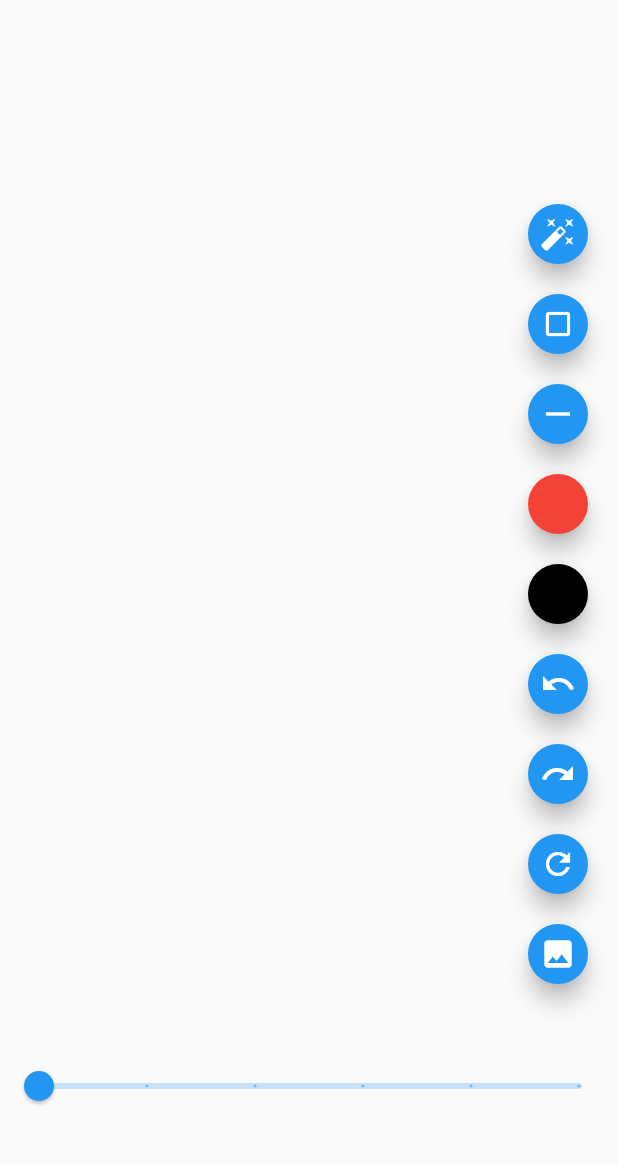
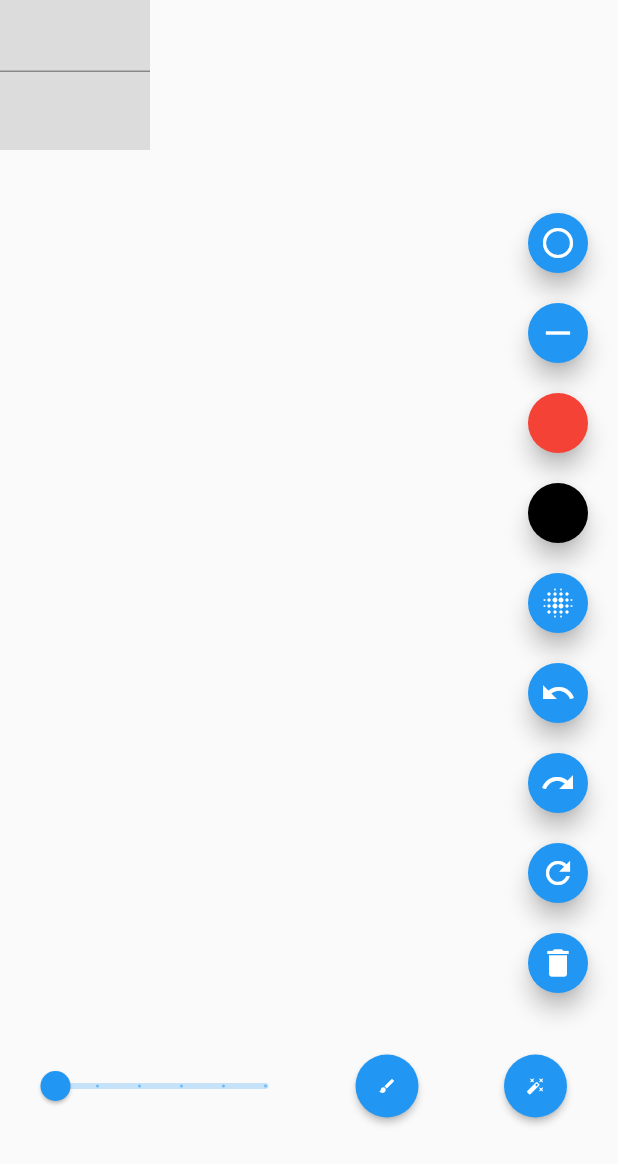
Before and after one commit to pie-sfac/1Team-We-dget, a Flutter app: the screen it shows after launch, after a tap on the "image" icon, on a phone screen of 412 x 824 dp. Shown: the top 1164 px of the screen. Run offline on Flutter 3.47's test engine with Material 2 defaults, Android fonts, the phone set to English and light mode, and no system bars; our stand-ins replace image_picker; missing offline and left inert: dart:ffi.

Commit message:
투명도, 원 완료

```diff
--- a/CustomPainter/lib/model/info.dart
+++ b/CustomPainter/lib/model/info.dart
@@ -28,17 +28,17 @@ class Info {
   List<Offset> offset;
   double size;
   Color color;
-  BlendMode blendMode;
-  bool eraseMode;
+  String mode;
+  String modeOption;
 
-  Info(this.offset, this.size, this.color, this.blendMode, this.eraseMode);
+  Info(this.offset, this.size, this.color, this.mode, this.modeOption);
 
   Info.clone(Info other)
       : offset = List.from(other.offset),
         size = other.size,
         color = other.color,
-        blendMode = other.blendMode,
-        eraseMode = other.eraseMode;
+        mode = other.mode,
+        modeOption = other.modeOption;
 
   // void add(List<Offset> line) {
   //   lines.add([...line]);
@@ -46,6 +46,6 @@ class Info {
 
   @override
   String toString() {
-    return 'Info(offset: $offset, size: $size, color: $color, eraseMode: $eraseMode)';
+    return 'Info(offset: $offset, size: $size, color: $color, mode: $mode, modeOption: $modeOption)';
   }
 }
--- a/CustomPainter/lib/view/page/paint_page.dart
+++ b/CustomPainter/lib/view/page/paint_page.dart
@@ -20,6 +20,9 @@ class _PaintPageState extends State<PaintPage> {
   double sliderValue = 0.7;
 
   XFile? selectedImage;
+
+  double positionX1 = 0;
+  double positionY1 = 0;
 
   @override
   void initState() {
@@ -78,6 +81,9 @@ class _PaintPageState extends State<PaintPage> {
                     },
                   ),
                 ),
+                Row(
+                  mainAxisAlignment: MainAxisAlignment.spaceEvenly,
+                  children: [
                     Slider(
                       value: sliderValue,
                       min: 0.7,
@@ -89,15 +95,77 @@ class _PaintPageState extends State<PaintPage> {
                           painter?.sizeChange(newValue);
                         });
                       },
+                    ),
+                    RawMaterialButton(
+                      onPressed: () {
+                        setState(() {
+                          if (painter!.mode != 'penMode')
+                            painter?.penModeChange();
+                        });
+                      },
+                      elevation: 2.0,
+                      fillColor: Colors.blue,
+                      child: Icon(
+                        Icons.brush,
+                        size: 12.0,
+                        color: Colors.white,
+                      ),
+                      padding: EdgeInsets.all(15.0),
+                      shape: CircleBorder(),
+                    ),
+                    RawMaterialButton(
+                      onPressed: () {
+                        setState(() {
+                          if (painter!.mode != 'eraseMode')
+                            painter?.eraseModeChange();
+                        });
+                      },
+                      elevation: 2.0,
+                      fillColor: Colors.blue,
+                      child: Icon(
+                        Icons.auto_fix_high,
+                        size: 12.0,
+                        color: Colors.white,
+                      ),
+                      padding: EdgeInsets.all(15.0),
+                      shape: CircleBorder(),
+                    ),
+                  ],
                 )
               ],
             ),
+            Positioned(
+              left: positionX1,
+              top: positionY1,
+              child: Container(
+                width: 100,
+                height: 100,
+                child: Stack(
+                  children: [
+                    TextField(
+                        // showCursor: false,
+                        ),
+                    GestureDetector(
+                      onScaleUpdate: (s) {
+                        setState(
+                          () {
+                            positionX1 += s.focalPointDelta.dx;
+                            positionY1 += s.focalPointDelta.dy;
+                            print(positionX1);
+                          },
+                        );
+                      },
+                    ),
+                  ],
+                ),
+                color: Colors.black12,
+              ),
+            ),
             Container(
               //여기 바로 업데이트가 안 됨
-              child: GestureDetector(
               child: CustomPaint(
+                key: ValueKey(painter?.panLine.hashCode),
                 painter: painter,
-                ),
               ),
             ),
           ],
@@ -106,31 +174,21 @@ class _PaintPageState extends State<PaintPage> {
       floatingActionButton: Column(
         mainAxisAlignment: MainAxisAlignment.center,
         children: [
-          // FloatingActionButton.small(
-          //   onPressed: () {
-          //     painter?.eraseModeChange();
-          //   },
-          //   child: Icon(Icons.auto_fix_normal_sharp),
-          // ),
-          // SizedBox(height: 12),
+          SizedBox(height: 12),
           FloatingActionButton.small(
             onPressed: () {
-              painter?.eraseModeChange();
+              if (painter!.mode != 'circleMode') {
+                painter?.circleModeChange();
+              }
             },
-            child: Icon(Icons.auto_fix_high),
-          ),
-          SizedBox(height: 12),
-          FloatingActionButton.small(
-            onPressed: () {},
-            child: Icon(Icons.crop_square),
+            child: Icon(Icons.circle_outlined),
           ),
           SizedBox(height: 12),
           FloatingActionButton.small(
             onPressed: () {
-              if (painter!.eraseMode) {
-                painter?.eraseModeChange();
+              if (painter!.mode != 'straightMode') {
+                painter?.straightModeChange();
               }
-              painter?.straightModeChange();
             },
             child: Icon(Icons.horizontal_rule),
           ),
@@ -139,10 +197,8 @@ class _PaintPageState extends State<PaintPage> {
             onPressed: () {
               setState(() {
                 painter?.colorChangeRed();
-                if (painter!.eraseMode) {
+                if (painter!.mode == 'eraseMode') {
                   painter?.eraseModeChange();
-                } else if (painter!.straightMode) {
-                  painter?.straightModeChange();
                 }
               });
             },
@@ -152,15 +208,22 @@ class _PaintPageState extends State<PaintPage> {
           FloatingActionButton.small(
             onPressed: () {
               setState(() {
-                painter?.colorChangeRed();
-                if (painter!.eraseMode) {
+                painter?.colorChangeBlack();
+                if (painter!.mode == 'eraseMode') {
                   painter?.eraseModeChange();
-                } else if (painter!.straightMode) {
-                  painter?.straightModeChange();
                 }
               });
             },
             backgroundColor: Colors.black,
+          ),
+          SizedBox(height: 12),
+          FloatingActionButton.small(
+            onPressed: () {
+              setState(() {
+                painter?.opacityModeChange();
+              });
+            },
+            child: Icon(Icons.blur_on),
           ),
           SizedBox(height: 12),
           FloatingActionButton.small(
@@ -194,6 +257,14 @@ class _PaintPageState extends State<PaintPage> {
           SizedBox(height: 12),
           FloatingActionButton.small(
             onPressed: () async {
+              setState(() {
+                painter?.imgDeleteModeChange();
+              });
+              if (painter!.imgMode) {
+                selectedImage = null;
+                setState(() {});
+                Icon(Icons.delete);
+              } else {
                 var image =
                     await imagePicker.pickImage(source: ImageSource.gallery);
                 if (image != null) {
@@ -203,8 +274,9 @@ class _PaintPageState extends State<PaintPage> {
                 } else {
                   print('이미지 선택 실패');
                 }
+              }
             },
-            child: Icon(Icons.image),
+            child: Icon(painter!.imgMode ? Icons.image : Icons.delete),
           ),
         ],
       ),
--- a/CustomPainter/lib/view/widget/my_painter.dart
+++ b/CustomPainter/lib/view/widget/my_painter.dart
@@ -13,8 +13,14 @@ class MyPainter extends CustomPainter {
   Color colors = Colors.black;
   BlendMode blendModes = BlendMode.srcOver;
 
+  bool penMode = true;
+  bool imgMode = true;
   bool eraseMode = false;
   bool straightMode = false;
+  bool circleMode = false;
+  bool opacityMode = false;
+  String mode = 'penMode';
+  String modeOption = '';
 
   List<Offset> circleLine = [];
 
@@ -34,25 +40,36 @@ class MyPainter extends CustomPainter {
         ..style = PaintingStyle.stroke;
       // ..blendMode = info.blendMode;
 
-      // if (eraseMode) {
-      //   paint.blendMode = BlendMode.clear; // 지우개 모드일 때 이전 그림을 투명하게 처리
-      // } else {
-      //   paint.blendMode = BlendMode.srcOver; // 일반 그리기 모드
-      // }
-
       List<Offset> offsetList = info.offset;
 
       if (offsetList.isNotEmpty) {
         var path = Path();
+
+        if (info.mode == 'circleMode') {
+          if (offsetList.length >= 2) {
+            // 선의 두 끝점의 중간 지점 계산
+            Offset start = offsetList.first;
+            Offset end = offsetList.last;
+            Offset center =
+                Offset((start.dx + end.dx) / 2, (start.dy + end.dy) / 2);
+            double radius =
+                sqrt(pow(end.dx - center.dx, 2) + pow(end.dy - center.dy, 2));
+
+            // 중간 지점에 원을 그립니다.
+            canvas.drawCircle(center, radius, paint);
+          }
+        } else if (info.mode == 'straightMode') {
+          var p1 = info.offset.first;
+          var p2 = info.offset.last;
+          canvas.drawLine(p1, p2, paint);
+        } else {
           path.moveTo(offsetList.first.dx, offsetList.first.dy);
           for (int i = 1; i < offsetList.length; i++) {
             path.lineTo(offsetList[i].dx, offsetList[i].dy);
           }
 
           canvas.drawPath(path, paint);
-        // if (straightMode) {
-        //   canvas.drawCircle(circleLine.first, 50, paint);
-        // }
+        }
       }
       // if (straightMode) {
       // } else {}
@@ -84,15 +101,46 @@ class MyPainter extends CustomPainter {
     return true;
   }
 
+  void penModeChange() {
+    penMode = true;
+    mode = 'penMode';
+    print(penMode);
+    print(mode);
+  }
+
   void eraseModeChange() {
     eraseMode = !eraseMode;
+    mode = eraseMode ? 'eraseMode' : 'penMode';
     print(eraseMode);
+    print(mode);
     eraseMode ? blendModes = BlendMode.srcOut : blendModes = BlendMode.srcOver;
   }
 
   void straightModeChange() {
-    straightMode = !straightMode;
+    straightMode = true;
+    mode = 'straightMode';
     print(straightMode);
+    print(mode);
+  }
+
+  void circleModeChange() {
+    circleMode = true;
+    mode = 'circleMode';
+    print(circleMode);
+    print(mode);
+  }
+
+  void opacityModeChange() {
+    opacityMode = !opacityMode;
+    modeOption = opacityMode ? 'opacityMode' : '';
+    colors = opacityMode ? colors.withOpacity(0.5) : colors.withOpacity(1);
+    print(opacityMode);
+    print(modeOption);
+    print(mode);
+  }
+
+  void imgDeleteModeChange() {
+    imgMode = !imgMode;
   }
 
   void undo() {
@@ -100,7 +148,6 @@ class MyPainter extends CustomPainter {
       // info에 그려진 마지막 라인을 삭제
       final lastLine = lines.removeLast();
       print(lastLine);
-      print('hi');
       // 삭제한 라인을 undoLines에 추가하여 나중에 되돌릴 수 있도록 저장
       undoLines.add(lastLine);
     }
@@ -121,21 +168,22 @@ class MyPainter extends CustomPainter {
   }
 
   void panStart(Offset offset) {
-    panLine.add(offset);
+    panLine = [...panLine, offset];
+    lines = [...lines, Info(panLine, sizes, colors, mode, modeOption)];
     print(panLine); // Info 객체의 내용을 출력
     undoLines.clear();
   }
 
   void panUpdate(Offset offset) {
-    panLine.add(offset);
+    panLine = [...panLine, offset];
+    lines.last = (Info(panLine, sizes, colors, mode, modeOption));
     print(panLine);
   }
 
   void panEnd() {
-    var color = colors;
     var eraseGap = 10;
     BlendMode blendMode = eraseMode ? BlendMode.clear : BlendMode.src;
-    if (eraseMode) {
+    if (mode == 'eraseMode') {
       eraseLine.add(panLine);
       print(eraseLine);
       for (var eraseOffsets in eraseLine) {
@@ -153,17 +201,13 @@ class MyPainter extends CustomPainter {
               // 지운 선을 undoLines에 추가
               undoLines = [Info.clone(lastLine)];
 
-              // 지우지 말고 그대로 두려면 아래 라인을 주석 처리하거나 삭제
               lineInfo.offset.clear();
             }
           }
         }
       }
-    } else if (straightMode) {
-      circleLine = [panLine.first, panLine.last];
-      lines.add(Info(circleLine, sizes, color, blendModes, eraseMode));
     } else {
-      lines.add(Info(panLine, sizes, color, blendModes, eraseMode));
+      lines.last = (Info(panLine, sizes, colors, mode, modeOption));
     }
     panLine = [];
     print(lines);
@@ -175,12 +219,21 @@ class MyPainter extends CustomPainter {
   // void straight(Canvas canvas, Size size) {}
 
   void colorChangeRed() {
+    if (modeOption == 'opacityMode') {
+      colors = Colors.red.withOpacity(0.5);
+    } else {
       colors = Colors.red;
+    }
     print(colors);
   }
 
   void colorChangeBlack() {
+    if (modeOption == 'opacityMode') {
+      colors = Colors.black.withOpacity(0.5);
+    } else {
       colors = Colors.black;
+    }
+
     print(colors);
   }
 
```
Lines whose indentation alone changed are shown as unchanged.
